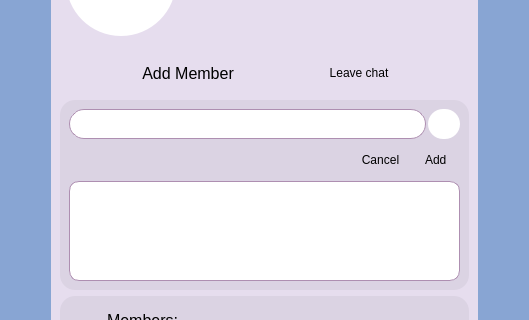
Above: messenger/chatinfo.ui from ita-social-projects/HTTP_Messenger_Client before the change; both pictures show x 0 to 529 and y 94 to 414 of the 529 by 660 pixel window. Below: the same form after it.
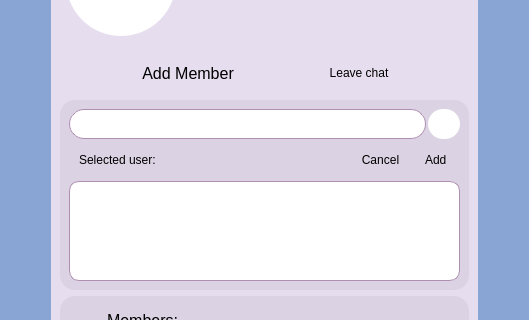
That is the form after the change. Icons and pictures are not drawn.

```diff
--- a/messenger/chatinfo.ui
+++ b/messenger/chatinfo.ui
@@ -397,6 +397,13 @@
                </property>
               </spacer>
              </item>
+             <item>
+              <widget class="QLabel" name="label">
+               <property name="text">
+                <string>Selected user:</string>
+               </property>
+              </widget>
+             </item>
              <item>
               <widget class="QLabel" name="label_MemberLogin">
                <property name="sizePolicy">
```
Left out of the diff: 18 changed lines with no effect on the pictures.
